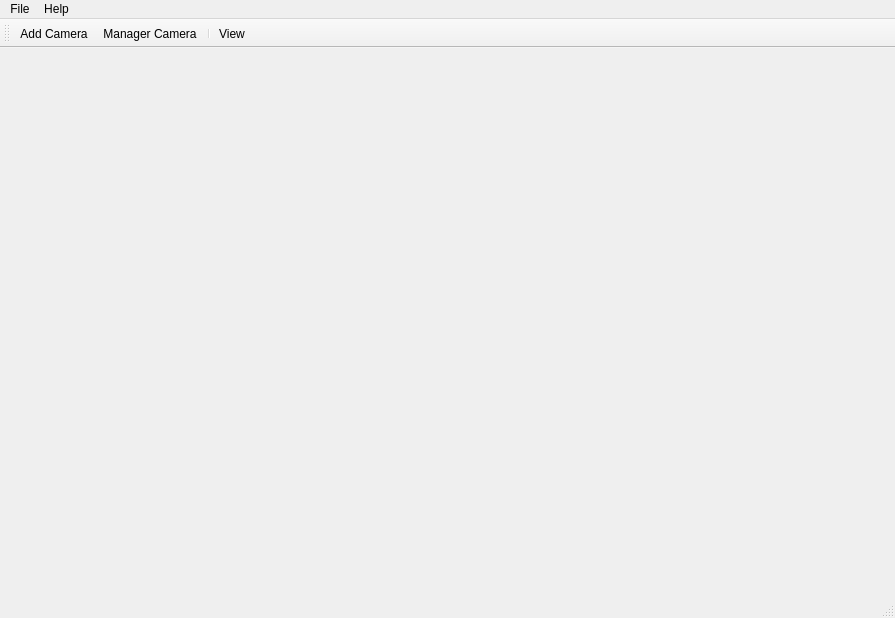
Above: src/mainwindow.ui from coolshou/qIPCam before the change. Below: the same form after it.
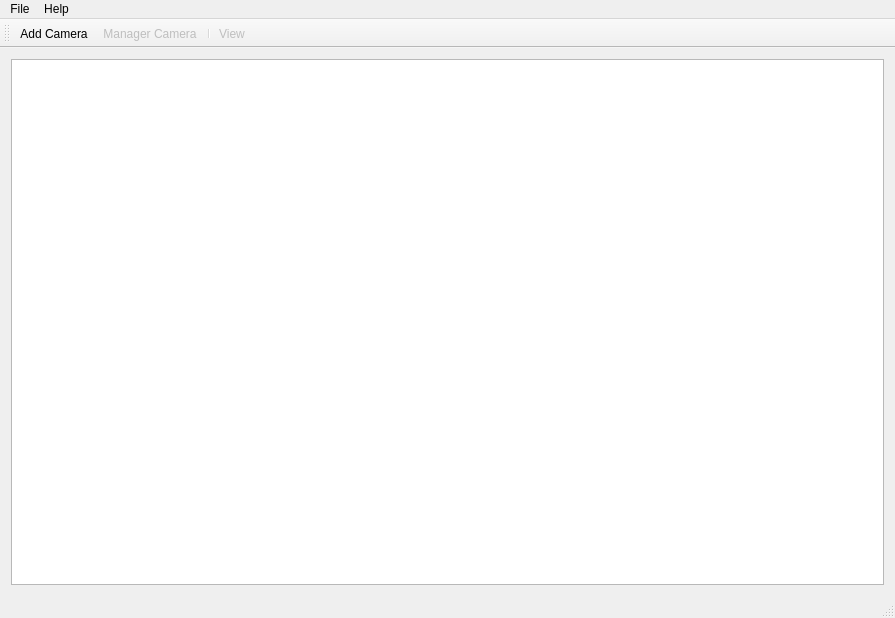
That is the form after the change. Icons and pictures are not drawn.

```diff
--- a/src/mainwindow.ui
+++ b/src/mainwindow.ui
@@ -18,7 +18,11 @@
     <normaloff>:/image/qIPCam.png</normaloff>:/image/qIPCam.png</iconset>
   </property>
   <widget class="QWidget" name="centralWidget">
-   <layout class="QHBoxLayout" name="horizontalLayout" stretch=""/>
+   <layout class="QHBoxLayout" name="horizontalLayout">
+    <item>
+     <widget class="QListWidget" name="lwCameras"/>
+    </item>
+   </layout>
   </widget>
   <widget class="QMenuBar" name="menuBar">
    <property name="geometry">
@@ -45,6 +49,9 @@
    <addaction name="menuHelp"/>
   </widget>
   <widget class="QToolBar" name="mainToolBar">
+   <property name="enabled">
+    <bool>true</bool>
+   </property>
    <property name="movable">
     <bool>true</bool>
    </property>
@@ -101,6 +108,9 @@
    </property>
   </action>
   <action name="actionManagerCamera">
+   <property name="enabled">
+    <bool>false</bool>
+   </property>
    <property name="icon">
     <iconset resource="../qipcam.qrc">
      <normaloff>:/image/edit.png</normaloff>:/image/edit.png</iconset>
@@ -113,6 +123,9 @@
    </property>
   </action>
   <action name="actionView">
+   <property name="enabled">
+    <bool>false</bool>
+   </property>
    <property name="icon">
     <iconset resource="../qipcam.qrc">
      <normaloff>:/image/view.png</normaloff>:/image/view.png</iconset>
```
